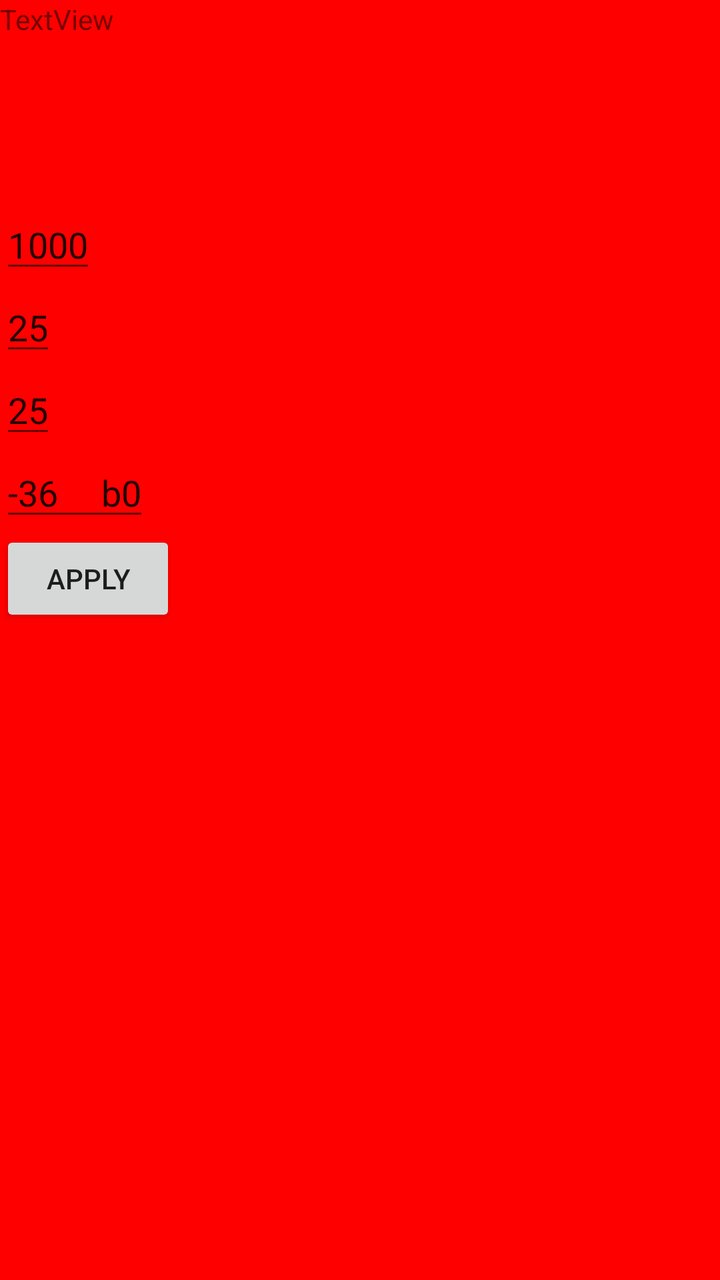
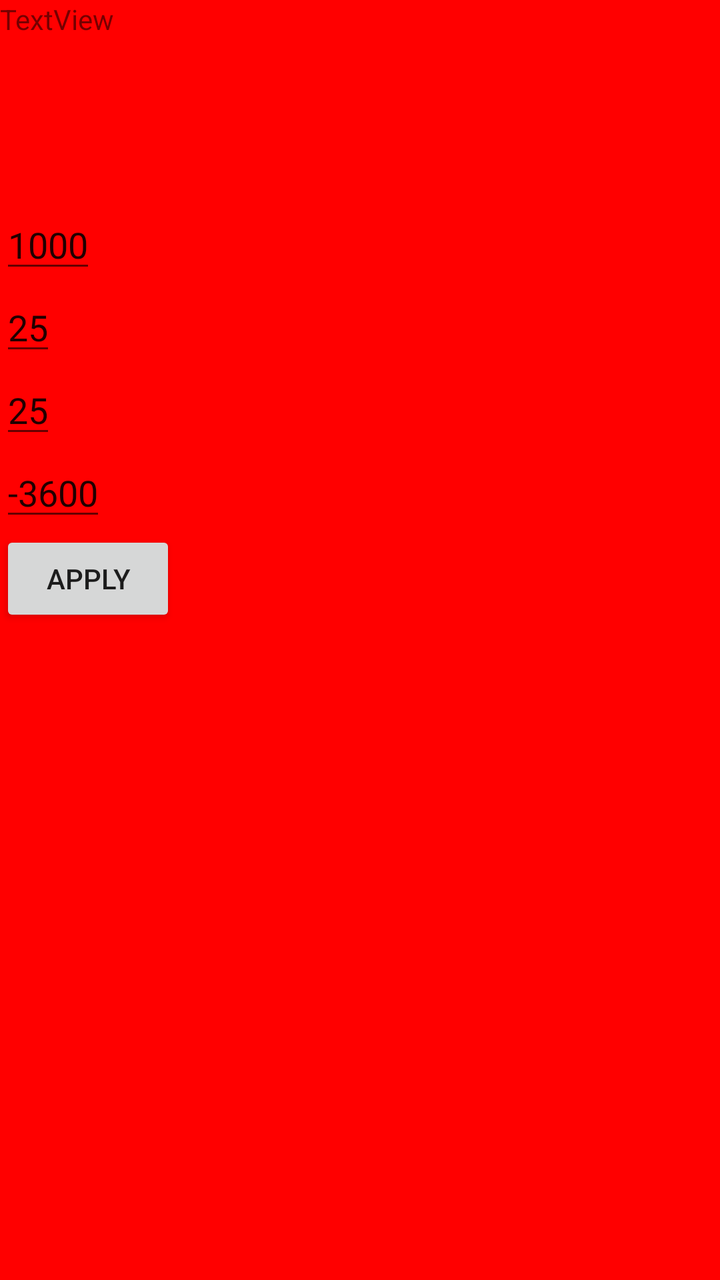

Two renders of the same Android screen: before a commit and after it. Below are the layout's source before the change and the commit's diff.
<!-- AndroidManifest.xml: fallback theme Theme.MaterialComponents.DayNight.NoActionBar -->
<!-- res/layout/settings_fragment_layout.xml -->
<?xml version="1.0" encoding="utf-8"?>
<LinearLayout xmlns:android="http://schemas.android.com/apk/res/android"
    android:layout_width="match_parent"
    android:layout_height="match_parent"
    android:background="#FF0000"
    android:clickable="true"
    android:focusableInTouchMode="true"
    android:orientation="vertical">

    <TextView
        android:id="@+id/textView"
        android:layout_width="match_parent"
        android:layout_height="100dp"
        android:text="TextView" />

    <EditText
        android:id="@+id/kp"
        android:layout_width="wrap_content"
        android:layout_height="wrap_content"
        android:text="1000" />

    <EditText
        android:id="@+id/ki"
        android:layout_width="wrap_content"
        android:layout_height="wrap_content"
        android:text="25" />

    <EditText
        android:id="@+id/kd"
        android:layout_width="wrap_content"
        android:layout_height="wrap_content"
        android:text="25" />

    <EditText
        android:id="@+id/Keep_Angle"
        android:layout_width="wrap_content"
        android:layout_height="wrap_content"
        android:text="-36     b0" />
    <Button
        android:id="@+id/submit"
        android:layout_width="wrap_content"
        android:layout_height="wrap_content"
        android:text="apply" />

</LinearLayout>
<!-- resources referenced by this layout -->
<resources>

</resources>

<!-- the commit's change to res/layout/settings_fragment_layout.xml (unified diff, before → after) -->
@@ -35,7 +35,7 @@
         android:id="@+id/Keep_Angle"
         android:layout_width="wrap_content"
         android:layout_height="wrap_content"
-        android:text="-36     b0" />
+        android:text="-3600" />
     <Button
         android:id="@+id/submit"
         android:layout_width="wrap_content"
